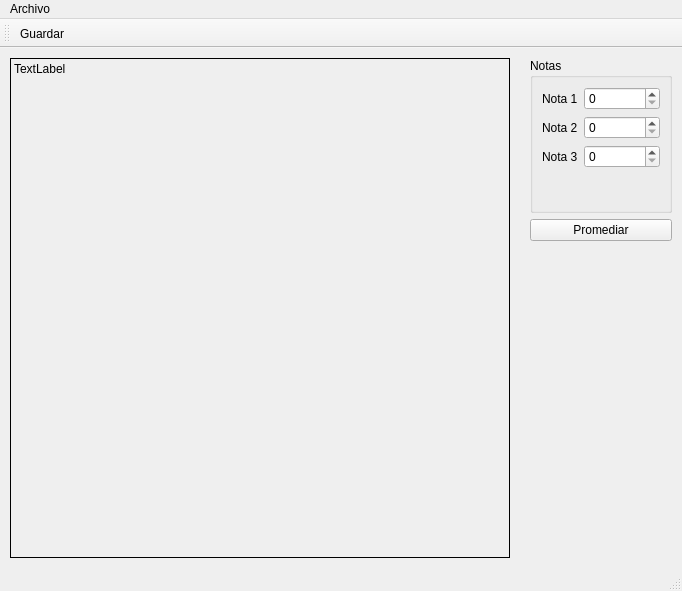
Old version of the form principal.ui in the repository Danizet/Qt-Graficos-02_Clonado.
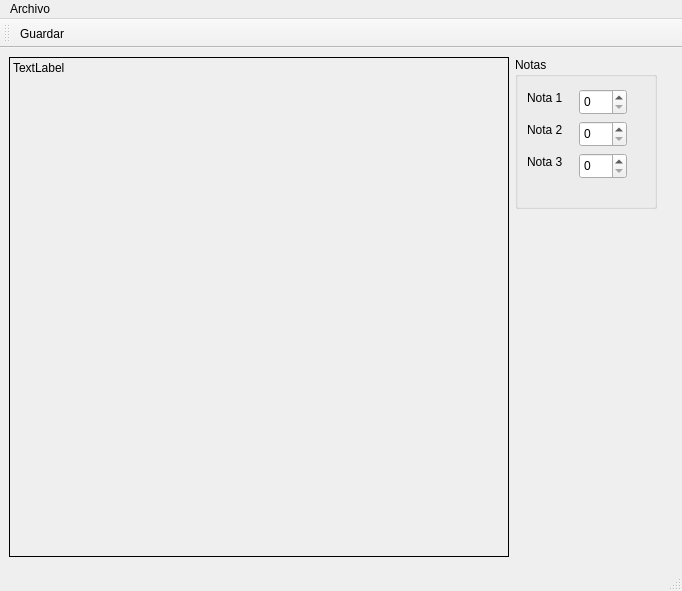
New version of the form. Icons and pictures are not drawn.

Commit message: Poniendo ejees y promedio

Patch:
```diff
--- a/principal.ui
+++ b/principal.ui
@@ -17,8 +17,8 @@
    <widget class="QLabel" name="outCuadro">
     <property name="geometry">
      <rect>
-      <x>10</x>
-      <y>10</y>
+      <x>9</x>
+      <y>9</y>
       <width>500</width>
       <height>500</height>
      </rect>
@@ -42,10 +42,10 @@
    <widget class="QWidget" name="widget" native="true">
     <property name="geometry">
      <rect>
-      <x>530</x>
-      <y>10</y>
+      <x>515</x>
+      <y>9</y>
       <width>142</width>
-      <height>183</height>
+      <height>152</height>
      </rect>
     </property>
     <layout class="QVBoxLayout" name="verticalLayout">
@@ -54,45 +54,75 @@
        <property name="title">
         <string>Notas</string>
        </property>
-       <layout class="QFormLayout" name="formLayout">
-        <item row="0" column="0">
          <widget class="QLabel" name="label">
+        <property name="geometry">
+         <rect>
+          <x>12</x>
+          <y>32</y>
+          <width>46</width>
+          <height>17</height>
+         </rect>
+        </property>
           <property name="text">
            <string>Nota 1</string>
           </property>
          </widget>
-        </item>
-        <item row="0" column="1">
-         <widget class="QSpinBox" name="inNota1"/>
-        </item>
-        <item row="1" column="0">
+       <widget class="QSpinBox" name="inNota1">
+        <property name="geometry">
+         <rect>
+          <x>64</x>
+          <y>32</y>
+          <width>48</width>
+          <height>26</height>
+         </rect>
+        </property>
+       </widget>
          <widget class="QLabel" name="label_2">
+        <property name="geometry">
+         <rect>
+          <x>12</x>
+          <y>64</y>
+          <width>46</width>
+          <height>17</height>
+         </rect>
+        </property>
           <property name="text">
            <string>Nota 2</string>
           </property>
          </widget>
-        </item>
-        <item row="1" column="1">
-         <widget class="QSpinBox" name="inNota2"/>
-        </item>
-        <item row="2" column="0">
+       <widget class="QSpinBox" name="inNota2">
+        <property name="geometry">
+         <rect>
+          <x>64</x>
+          <y>64</y>
+          <width>48</width>
+          <height>26</height>
+         </rect>
+        </property>
+       </widget>
          <widget class="QLabel" name="label_3">
+        <property name="geometry">
+         <rect>
+          <x>12</x>
+          <y>96</y>
+          <width>46</width>
+          <height>17</height>
+         </rect>
+        </property>
           <property name="text">
            <string>Nota 3</string>
           </property>
          </widget>
-        </item>
-        <item row="2" column="1">
-         <widget class="QSpinBox" name="inNota3"/>
-        </item>
-       </layout>
-      </widget>
-     </item>
-     <item>
-      <widget class="QPushButton" name="pushButton">
-       <property name="text">
-        <string>Promediar</string>
-       </property>
+       <widget class="QSpinBox" name="inNota3">
+        <property name="geometry">
+         <rect>
+          <x>64</x>
+          <y>96</y>
+          <width>48</width>
+          <height>26</height>
+         </rect>
+        </property>
+       </widget>
       </widget>
      </item>
     </layout>
```
Lines whose indentation alone changed are shown as unchanged. The commit also changes 1 other file.
